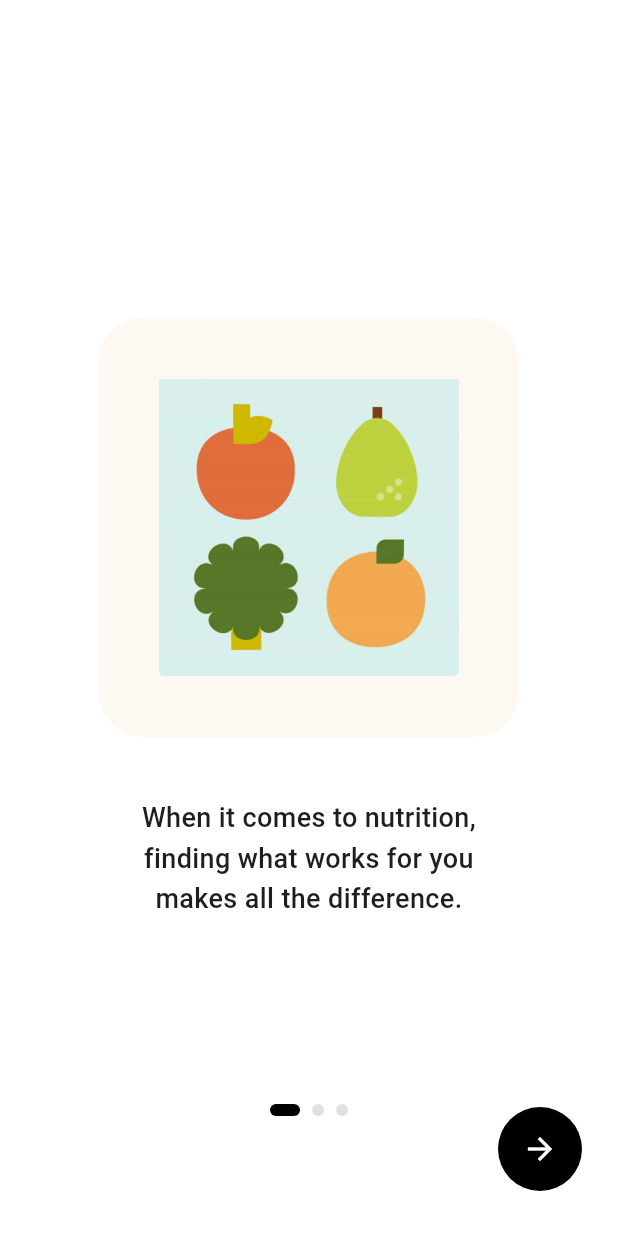
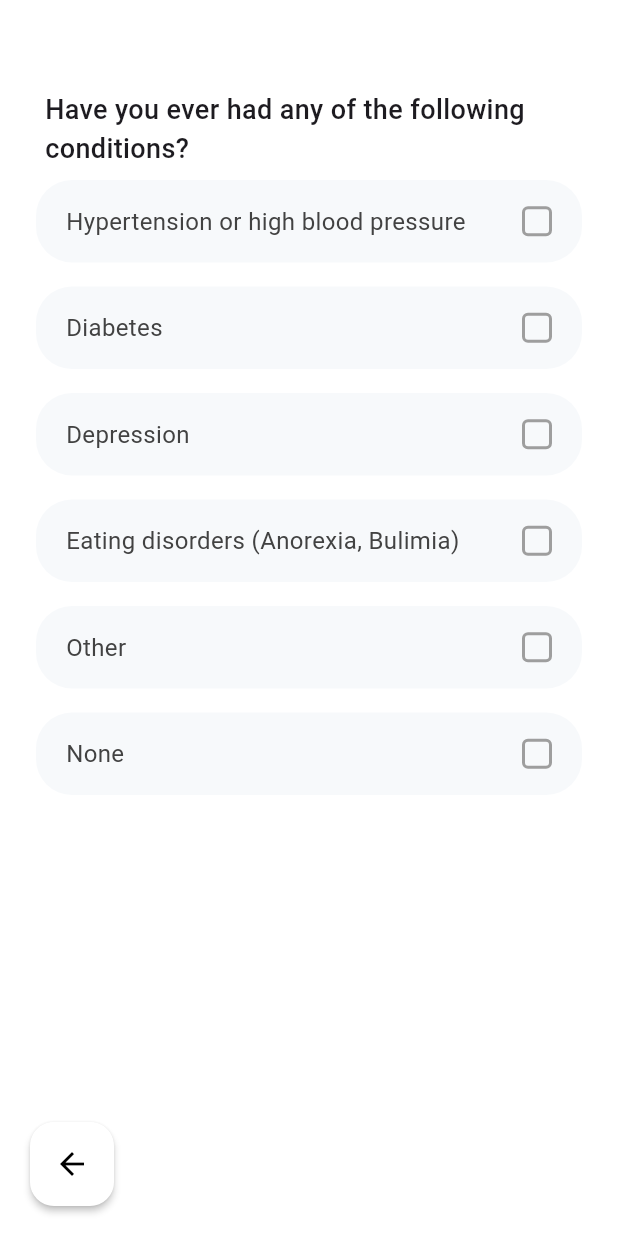
Before and after one commit to TaVanDuc2005/FitTracker, a Flutter app: the screen it shows after launch, on a phone screen of 412 x 824 dp. Run offline on Flutter 3.47's test engine with Material 3 defaults, Android fonts, the phone set to English and light mode, and no system bars.

Commit message:
Thêm Page 6,7,8

```diff
--- a/fittracker_source/lib/Screens/initial_screen/Page8.dart
+++ b/fittracker_source/lib/Screens/initial_screen/Page8.dart
@@ -0,0 +1,169 @@
+import 'package:flutter/material.dart';
+
+class DietaryRestrictionsScreen extends StatefulWidget {
+  const DietaryRestrictionsScreen({super.key});
+
+  @override
+  State<DietaryRestrictionsScreen> createState() =>
+      _DietaryRestrictionsScreenState();
+}
+
+class _DietaryRestrictionsScreenState extends State<DietaryRestrictionsScreen> {
+  List<String> selectedRestrictions = [];
+
+  final List<String> options = [
+    "Hypertension or high blood pressure",
+    "Diabetes",
+    "Depression",
+    "Eating disorders (Anorexia, Bulimia)",
+    "Other",
+    "None",
+  ];
+
+  @override
+  Widget build(BuildContext context) {
+    return Scaffold(
+      backgroundColor: Colors.white,
+      body: SafeArea(
+        child: Stack(
+          children: [
+            // Text positioned at top
+            Positioned(
+              top: 60,
+              left: 30,
+              right: 30,
+              child: Column(
+                crossAxisAlignment: CrossAxisAlignment.start,
+                children: const [
+                  Text(
+                    "Have you ever had any of the following conditions?",
+                    style: TextStyle(fontSize: 18, fontWeight: FontWeight.w500),
+                  ),
+                ],
+              ),
+            ),
+
+            // Options list positioned in middle - vertical list
+            Positioned(
+              top: 120,
+              left: 24,
+              right: 24,
+              bottom: 100,
+              child: Column(
+                children: options.map((item) {
+                  final isSelected = selectedRestrictions.contains(item);
+                  return GestureDetector(
+                    onTap: () {
+                      setState(() {
+                        if (isSelected) {
+                          selectedRestrictions.remove(item);
+                        } else {
+                          selectedRestrictions.add(item);
+                        }
+                      });
+                    },
+                    child: Container(
+                      width: double.infinity,
+                      margin: const EdgeInsets.only(bottom: 16),
+                      padding: const EdgeInsets.symmetric(
+                        vertical: 16,
+                        horizontal: 20,
+                      ),
+                      decoration: BoxDecoration(
+                        color: isSelected
+                            ? const Color(0xFFFFF0D9)
+                            : const Color(0xFFF7F9FB),
+                        borderRadius: BorderRadius.circular(24),
+                      ),
+                      child: Row(
+                        children: [
+                          Expanded(
+                            child: Text(
+                              item,
+                              style: TextStyle(
+                                fontSize: 16,
+                                color: isSelected
+                                    ? Colors.black
+                                    : Colors.grey[800],
+                              ),
+                            ),
+                          ),
+                          Container(
+                            width: 20,
+                            height: 20,
+                            decoration: BoxDecoration(
+                              color: isSelected
+                                  ? Colors.green
+                                  : Colors.transparent,
+                              border: Border.all(
+                                color: isSelected ? Colors.green : Colors.grey,
+                                width: 2,
+                              ),
+                              borderRadius: BorderRadius.circular(4),
+                            ),
+                            child: isSelected
+                                ? const Icon(
+                                    Icons.check,
+                                    size: 14,
+                                    color: Colors.white,
+                                  )
+                                : null,
+                          ),
+                        ],
+                      ),
+                    ),
+                  );
+                }).toList(),
+              ),
+            ),
+
+            // Bottom buttons
+            Positioned(
+              bottom: 20,
+              left: 20,
+              right: 20,
+              child: Row(
+                mainAxisAlignment: MainAxisAlignment.spaceBetween,
+                children: [
+                  // Back button
+                  FloatingActionButton(
+                    onPressed: () {
+                      Navigator.pop(context);
+                    },
+                    backgroundColor: Colors.white,
+                    elevation: 2,
+                    heroTag: "back",
+                    child: const Icon(Icons.arrow_back, color: Colors.black),
+                  ),
+
+                  // Next button - only show if something is selected
+                  if (selectedRestrictions.isNotEmpty)
+                    ElevatedButton(
+                      onPressed: () {
+                        // TODO: Navigate to next screen
+                        print('Selected: $selectedRestrictions');
+                      },
+                      style: ElevatedButton.styleFrom(
+                        backgroundColor: Colors.black87,
+                        padding: const EdgeInsets.symmetric(
+                          horizontal: 20,
+                          vertical: 12,
+                        ),
+                        shape: RoundedRectangleBorder(
+                          borderRadius: BorderRadius.circular(20),
+                        ),
+                      ),
+                      child: const Text(
+                        "Next",
+                        style: TextStyle(color: Colors.white, fontSize: 16),
+                      ),
+                    ),
+                ],
+              ),
+            ),
+          ],
+        ),
+      ),
+    );
+  }
+}
--- a/fittracker_source/lib/main.dart
+++ b/fittracker_source/lib/main.dart
@@ -1,5 +1,5 @@
 import 'package:flutter/material.dart';
-import 'Screens/initial_screen/Page2.dart'; // Đảm bảo bạn đã tạo file này trong lib/
+import 'Screens/initial_screen/Page8.dart'; // Đảm bảo bạn đã tạo file này trong lib/
 
 void main() {
   runApp(const MyApp());
@@ -14,7 +14,7 @@ class MyApp extends StatelessWidget {
       title: 'FitTracker',
       debugShowCheckedModeBanner: false,
       theme: ThemeData(primarySwatch: Colors.green, useMaterial3: true),
-      home: const OnboardingScreen(), // Gọi màn hình bạn vừa tạo
+      home: const DietaryRestrictionsScreen(), // Gọi màn hình bạn vừa tạo
     );
   }
 }
```
Also changed, not shown: fittracker_source/lib/Screens/initial_screen/Page6.dart (+111 -0 lines), fittracker_source/lib/Screens/initial_screen/Page7.dart (+172 -0 lines), fittracker_source/Assets/Images/imagePage6.png (added).
